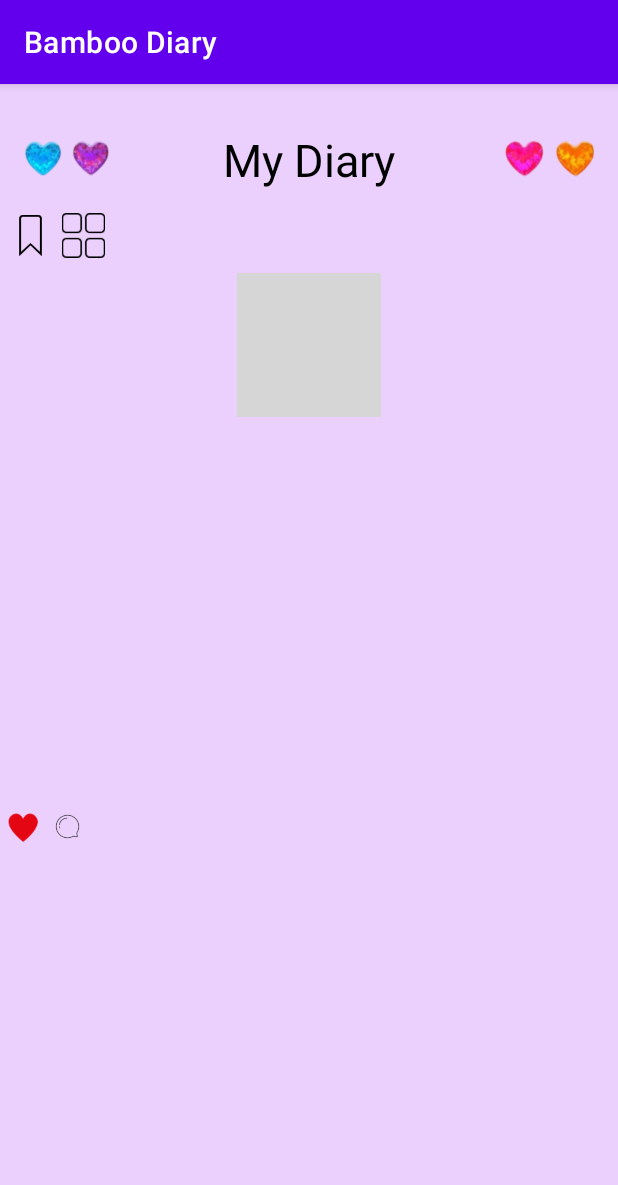
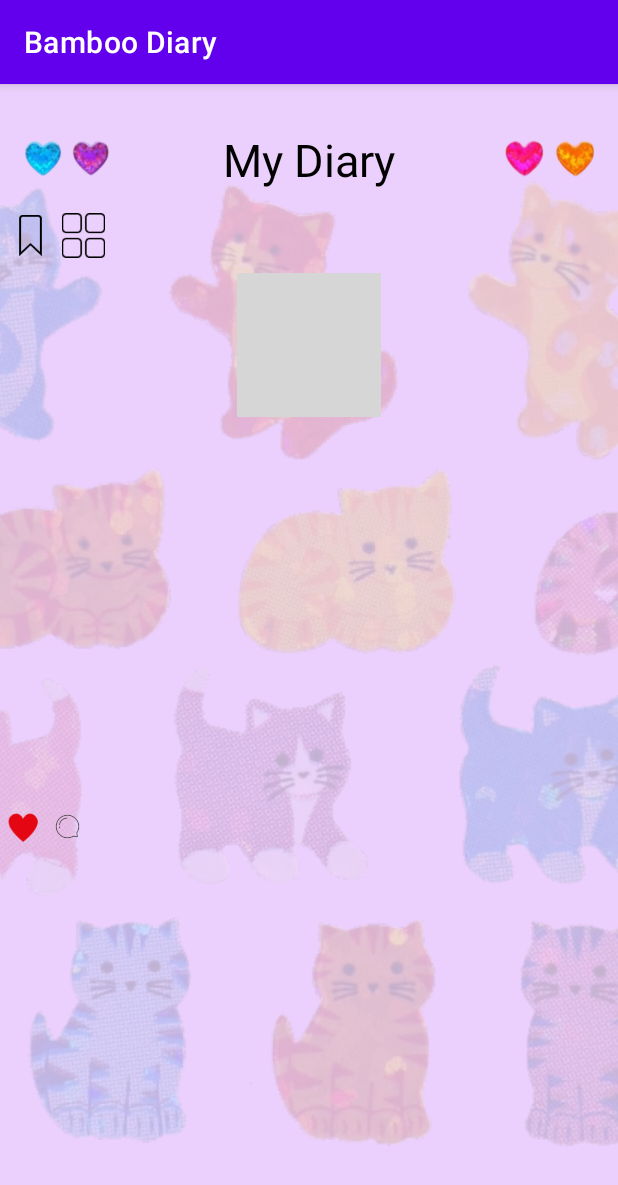
Before and after one commit to iamagirl99/Unithon-1, an Android app: the ReadActivity screen opened directly, with no data from a screen before it, on a phone screen of 412 x 824 dp. Shown: the top 1185 px of the screen. Run offline under Robolectric (Android 15) with nearby library versions, the phone set to English and light mode, and no system bars; grey boxes are pictures that could not be loaded.

Commit message:
feat: diary read page implement

```diff
--- a/app/src/main/res/layout/activity_read.xml
+++ b/app/src/main/res/layout/activity_read.xml
@@ -44,6 +44,17 @@
         app:layout_constraintTop_toTopOf="parent"
         app:layout_constraintLeft_toRightOf="@id/tv_read_name"
         app:srcCompat="@drawable/diary_right_heart" />
+
+    <ImageView
+        android:id="@+id/imageView7"
+        android:layout_width="wrap_content"
+        android:layout_height="match_parent"
+        app:layout_constraintBottom_toBottomOf="parent"
+        app:layout_constraintEnd_toEndOf="parent"
+        app:layout_constraintHorizontal_bias="0.0"
+        app:layout_constraintStart_toStartOf="parent"
+        app:layout_constraintTop_toBottomOf="@+id/tv_read_name"
+        app:srcCompat="@drawable/background_cats" />
 
     <ImageButton
         android:id="@+id/imageButton"
@@ -101,4 +112,5 @@
         app:layout_constraintStart_toEndOf="@+id/imageButton3"
         app:layout_constraintTop_toBottomOf="@+id/imageView6"
         app:srcCompat="@drawable/ic_chat" />
+
 </androidx.constraintlayout.widget.ConstraintLayout>
```
